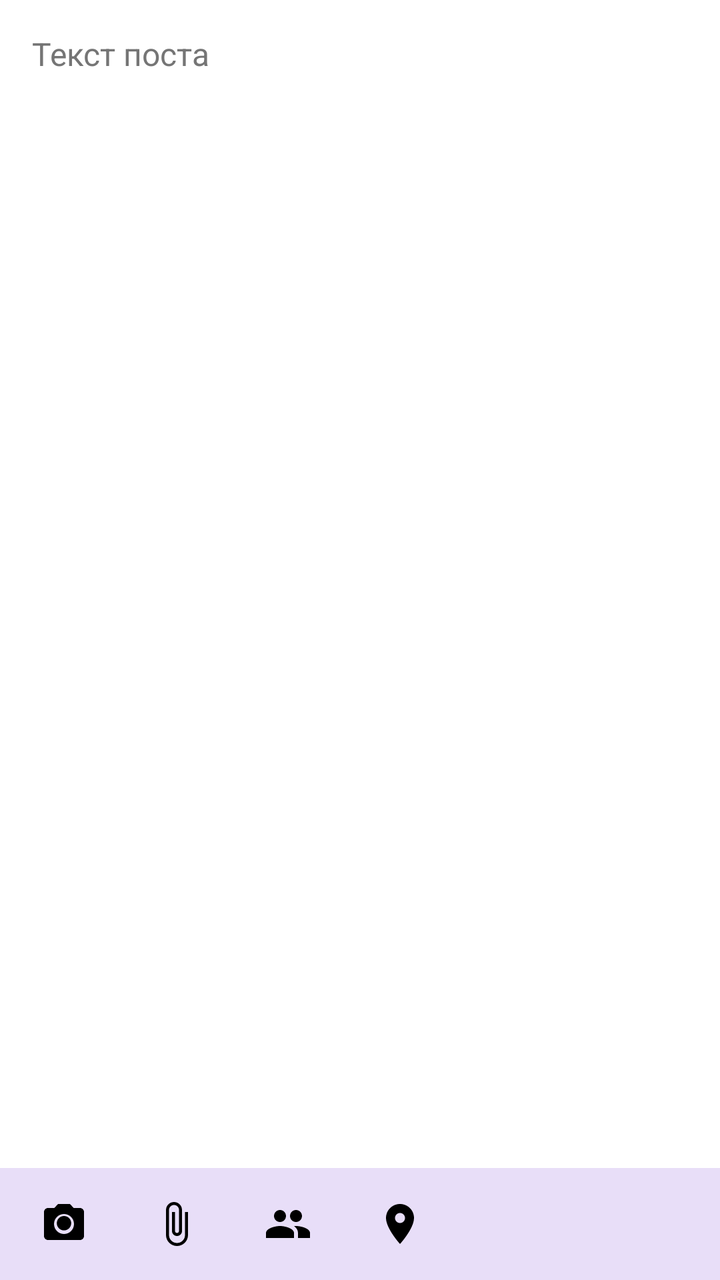
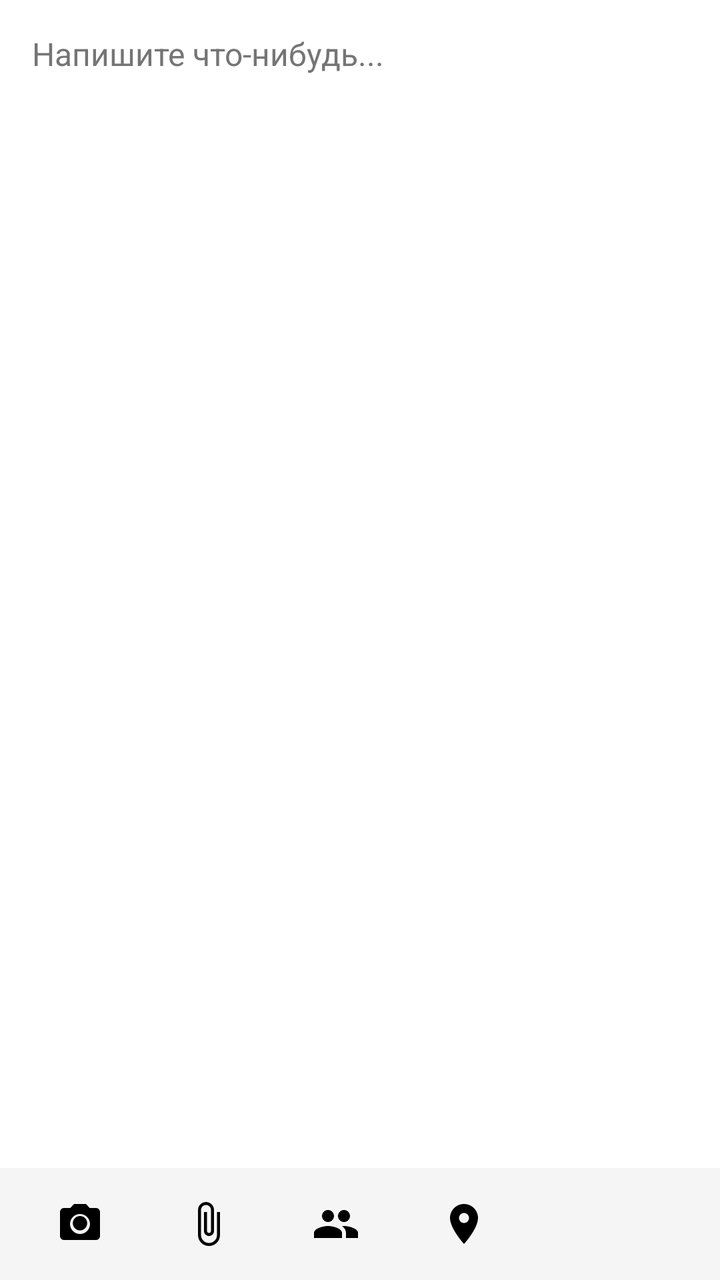

Before-and-after screenshots of an Android layout around one commit, followed by the original layout XML and the change that was made.
<!-- AndroidManifest.xml: application theme Theme.NeWork -->
<!-- res/layout/fragment_edit_post.xml -->
<?xml version="1.0" encoding="utf-8"?>
<LinearLayout xmlns:android="http://schemas.android.com/apk/res/android"
    xmlns:app="http://schemas.android.com/apk/res-auto"
    android:id="@+id/editPostRoot"
    android:layout_width="match_parent"
    android:layout_height="match_parent"
    android:background="@color/white"
    android:orientation="vertical">

    <ScrollView
        android:id="@+id/editPostScroll"
        android:layout_width="match_parent"
        android:layout_height="0dp"
        android:layout_weight="1"
        android:clipToPadding="false"
        android:fillViewport="true">

        <LinearLayout
            android:id="@+id/editPostContent"
            android:layout_width="match_parent"
            android:layout_height="wrap_content"
            android:orientation="vertical"
            android:padding="16dp">

            <EditText
                android:id="@+id/editPostText"
                android:layout_width="match_parent"
                android:layout_height="wrap_content"
                android:background="@android:color/transparent"
                android:gravity="top"
                android:hint="@string/post_text_hint"
                android:inputType="textMultiLine|textCapSentences"
                android:minHeight="120dp"
                android:textColor="@color/black"
                android:textColorHint="@color/gray"
                android:textSize="16sp" />

            <FrameLayout
                android:id="@+id/editPostAttachmentBlock"
                android:layout_width="match_parent"
                android:layout_height="wrap_content"
                android:layout_marginTop="16dp"
                android:visibility="gone">

                <ImageView
                    android:id="@+id/editPostAttachmentPreview"
                    android:layout_width="match_parent"
                    android:layout_height="220dp"
                    android:background="@drawable/bg_attachment"
                    android:contentDescription="@string/attachment_placeholder"
                    android:scaleType="centerCrop" />

                <TextView
                    android:id="@+id/editPostAttachmentName"
                    android:layout_width="match_parent"
                    android:layout_height="wrap_content"
                    android:layout_gravity="center"
                    android:gravity="center"
                    android:padding="16dp"
                    android:textColor="@color/gray"
                    android:textSize="16sp"
                    android:visibility="gone" />

                <com.google.android.material.button.MaterialButton
                    android:id="@+id/editPostRemoveAttachment"
                    android:layout_width="wrap_content"
                    android:layout_height="wrap_content"
                    android:layout_gravity="bottom|center_horizontal"
                    android:layout_marginBottom="16dp"
                    android:backgroundTint="@color/purple_500"
                    android:minWidth="120dp"
                    android:text="@string/btn_remove"
                    android:textAllCaps="false"
                    android:textColor="@color/white"
                    app:cornerRadius="24dp" />
            </FrameLayout>

            <TextView
                android:id="@+id/editPostLocationText"
                android:layout_width="match_parent"
                android:layout_height="wrap_content"
                android:layout_marginTop="12dp"
                android:textColor="@color/gray"
                android:visibility="gone" />

            <TextView
                android:id="@+id/editPostSelectedMentions"
                android:layout_width="match_parent"
                android:layout_height="wrap_content"
                android:layout_marginTop="8dp"
                android:textColor="@color/gray"
                android:visibility="gone" />

            <ProgressBar
                android:id="@+id/editPostProgress"
                android:layout_width="wrap_content"
                android:layout_height="wrap_content"
                android:layout_gravity="center_horizontal"
                android:layout_marginTop="16dp"
                android:indeterminateTint="@color/purple_500"
                android:visibility="gone" />

            <TextView
                android:id="@+id/editPostError"
                android:layout_width="match_parent"
                android:layout_height="wrap_content"
                android:layout_marginTop="8dp"
                android:gravity="center"
                android:textColor="@color/red"
                android:visibility="gone" />
        </LinearLayout>
    </ScrollView>

    <LinearLayout
        android:id="@+id/editPostToolbar"
        android:layout_width="match_parent"
        android:layout_height="56dp"
        android:background="@color/input_fill"
        android:gravity="center_vertical"
        android:orientation="horizontal"
        android:paddingStart="8dp"
        android:paddingEnd="8dp">

        <ImageButton
            android:id="@+id/editPostPhotoButton"
            android:layout_width="48dp"
            android:layout_height="48dp"
            android:background="?attr/selectableItemBackgroundBorderless"
            android:contentDescription="@string/btn_photo"
            android:src="@drawable/ic_camera_24"
            android:tint="@color/black" />

        <ImageButton
            android:id="@+id/editPostAttachButton"
            android:layout_width="48dp"
            android:layout_height="48dp"
            android:layout_marginStart="8dp"
            android:background="?attr/selectableItemBackgroundBorderless"
            android:contentDescription="@string/attachment_placeholder"
            android:src="@drawable/ic_attach_24"
            android:tint="@color/black" />

        <ImageButton
            android:id="@+id/editPostMentionButton"
            android:layout_width="48dp"
            android:layout_height="48dp"
            android:layout_marginStart="8dp"
            android:background="?attr/selectableItemBackgroundBorderless"
            android:contentDescription="@string/btn_mention"
            android:src="@drawable/ic_people_24"
            android:tint="@color/black" />

        <ImageButton
            android:id="@+id/editPostLocationButton"
            android:layout_width="48dp"
            android:layout_height="48dp"
            android:layout_marginStart="8dp"
            android:background="?attr/selectableItemBackgroundBorderless"
            android:contentDescription="@string/btn_location"
            android:src="@drawable/ic_location_24"
            android:tint="@color/black" />
    </LinearLayout>
</LinearLayout>
<!-- resources referenced by this layout -->
<resources>
  <color name="black">#FF000000</color>
  <color name="gray">#FF757575</color>
  <color name="input_fill">#FFE8DEF8</color>
  <color name="purple_500">#FF6200EE</color>
  <color name="red">#FFE53935</color>
  <color name="white">#FFFFFFFF</color>
  <!-- drawable bg_attachment (drawable) -->
  <?xml version="1.0" encoding="utf-8"?>
  <shape xmlns:android="http://schemas.android.com/apk/res/android"
      android:shape="rectangle">
      <solid android:color="@color/light_gray" />
      <corners android:radius="4dp" />
  </shape>
  <!-- drawable ic_attach_24 (drawable) -->
  <?xml version="1.0" encoding="utf-8"?>
  <vector xmlns:android="http://schemas.android.com/apk/res/android"
      android:width="24dp"
      android:height="24dp"
      android:viewportWidth="24"
      android:viewportHeight="24">
      <path
          android:fillColor="#FF000000"
          android:pathData="M16.5,6v11.5c0,2.21 -1.79,4 -4,4s-4,-1.79 -4,-4V5c0,-1.38 1.12,-2.5 2.5,-2.5s2.5,1.12 2.5,2.5v10.5c0,0.55 -0.45,1 -1,1s-1,-0.45 -1,-1V6H10v9.5c0,1.38 1.12,2.5 2.5,2.5s2.5,-1.12 2.5,-2.5V5c0,-2.21 -1.79,-4 -4,-4S7,2.79 7,5v12.5c0,3.04 2.46,5.5 5.5,5.5s5.5,-2.46 5.5,-5.5V6h-1.5z" />
  </vector>
  <!-- drawable ic_camera_24 (drawable) -->
  <?xml version="1.0" encoding="utf-8"?>
  <vector xmlns:android="http://schemas.android.com/apk/res/android"
      android:width="24dp"
      android:height="24dp"
      android:viewportWidth="24"
      android:viewportHeight="24">
      <path
          android:fillColor="#FF000000"
          android:pathData="M12,15.2c1.99,0 3.6,-1.61 3.6,-3.6s-1.61,-3.6 -3.6,-3.6 -3.6,1.61 -3.6,3.6 1.61,3.6 3.6,3.6zM9,2L7.17,4H4c-1.1,0 -2,0.9 -2,2v12c0,1.1 0.9,2 2,2h16c1.1,0 2,-0.9 2,-2V6c0,-1.1 -0.9,-2 -2,-2h-3.17L15,2H9zM12,17c-2.76,0 -5,-2.24 -5,-5s2.24,-5 5,-5 5,2.24 5,5 -2.24,5 -5,5z" />
  </vector>
  <!-- drawable ic_location_24 (drawable) -->
  <?xml version="1.0" encoding="utf-8"?>
  <vector xmlns:android="http://schemas.android.com/apk/res/android"
      android:width="24dp"
      android:height="24dp"
      android:viewportWidth="24"
      android:viewportHeight="24">
      <path
          android:fillColor="#FF000000"
          android:pathData="M12,2C8.13,2 5,5.13 5,9c0,5.25 7,13 7,13s7,-7.75 7,-13c0,-3.87 -3.13,-7 -7,-7zM12,11.5c-1.38,0 -2.5,-1.12 -2.5,-2.5s1.12,-2.5 2.5,-2.5 2.5,1.12 2.5,2.5 -1.12,2.5 -2.5,2.5z" />
  </vector>
  <!-- drawable ic_people_24 (drawable) -->
  <?xml version="1.0" encoding="utf-8"?>
  <vector xmlns:android="http://schemas.android.com/apk/res/android"
      android:width="24dp"
      android:height="24dp"
      android:viewportWidth="24"
      android:viewportHeight="24">
      <path
          android:fillColor="#FF000000"
          android:pathData="M16,11c1.66,0 2.99,-1.34 2.99,-3S17.66,5 16,5c-1.66,0 -3,1.34 -3,3s1.34,3 3,3zM8,11c1.66,0 2.99,-1.34 2.99,-3S9.66,5 8,5C6.34,5 5,6.34 5,8s1.34,3 3,3zM8,13c-2.33,0 -7,1.17 -7,3.5V19h14v-2.5c0,-2.33 -4.67,-3.5 -7,-3.5zM16,13c-0.29,0 -0.62,0.02 -0.97,0.05 1.16,0.84 1.97,1.97 1.97,3.45V19h6v-2.5c0,-2.33 -4.67,-3.5 -7,-3.5z" />
  </vector>
  <string name="attachment_placeholder">Вложение</string>
  <string name="btn_location">Локация</string>
  <string name="btn_mention">Упомянуть</string>
  <string name="btn_photo">Фото</string>
  <string name="btn_remove">Remove</string>
  <string name="post_text_hint">Текст поста</string>
  <color name="light_gray">#FFF5F5F5</color>
  <color name="purple_700">#FF3700B3</color>
  <color name="teal_200">#FF03DAC5</color>
  <color name="teal_700">#FF018786</color>
  <!-- unchanged entries left out for length: 1 -->
</resources>

<!-- the commit's change to res/layout/fragment_edit_post.xml (unified diff, before → after) -->
@@ -13,7 +13,8 @@
         android:layout_height="0dp"
         android:layout_weight="1"
         android:clipToPadding="false"
-        android:fillViewport="true">
+        android:fillViewport="true"
+        android:paddingBottom="72dp">
 
         <LinearLayout
             android:id="@+id/editPostContent"
@@ -28,9 +29,9 @@
                 android:layout_height="wrap_content"
                 android:background="@android:color/transparent"
                 android:gravity="top"
-                android:hint="@string/post_text_hint"
+                android:hint="Напишите что-нибудь..."
                 android:inputType="textMultiLine|textCapSentences"
-                android:minHeight="120dp"
+                android:minHeight="150dp"
                 android:textColor="@color/black"
                 android:textColorHint="@color/gray"
                 android:textSize="16sp" />
@@ -47,19 +48,8 @@
                     android:layout_width="match_parent"
                     android:layout_height="220dp"
                     android:background="@drawable/bg_attachment"
-                    android:contentDescription="@string/attachment_placeholder"
+                    android:contentDescription="attachment"
                     android:scaleType="centerCrop" />
-
-                <TextView
-                    android:id="@+id/editPostAttachmentName"
-                    android:layout_width="match_parent"
-                    android:layout_height="wrap_content"
-                    android:layout_gravity="center"
-                    android:gravity="center"
-                    android:padding="16dp"
-                    android:textColor="@color/gray"
-                    android:textSize="16sp"
-                    android:visibility="gone" />
 
                 <com.google.android.material.button.MaterialButton
                     android:id="@+id/editPostRemoveAttachment"
@@ -67,47 +57,13 @@
                     android:layout_height="wrap_content"
                     android:layout_gravity="bottom|center_horizontal"
                     android:layout_marginBottom="16dp"
-                    android:backgroundTint="@color/purple_500"
+                    android:backgroundTint="#7C4DFF"
                     android:minWidth="120dp"
-                    android:text="@string/btn_remove"
+                    android:text="Remove"
                     android:textAllCaps="false"
                     android:textColor="@color/white"
                     app:cornerRadius="24dp" />
             </FrameLayout>
-
-            <TextView
-                android:id="@+id/editPostLocationText"
-                android:layout_width="match_parent"
-                android:layout_height="wrap_content"
-                android:layout_marginTop="12dp"
-                android:textColor="@color/gray"
-                android:visibility="gone" />
-
-            <TextView
-                android:id="@+id/editPostSelectedMentions"
-                android:layout_width="match_parent"
-                android:layout_height="wrap_content"
-                android:layout_marginTop="8dp"
-                android:textColor="@color/gray"
-                android:visibility="gone" />
-
-            <ProgressBar
-                android:id="@+id/editPostProgress"
-                android:layout_width="wrap_content"
-                android:layout_height="wrap_content"
-                android:layout_gravity="center_horizontal"
-                android:layout_marginTop="16dp"
-                android:indeterminateTint="@color/purple_500"
-                android:visibility="gone" />
-
-            <TextView
-                android:id="@+id/editPostError"
-                android:layout_width="match_parent"
-                android:layout_height="wrap_content"
-                android:layout_marginTop="8dp"
-                android:gravity="center"
-                android:textColor="@color/red"
-                android:visibility="gone" />
         </LinearLayout>
     </ScrollView>
 
@@ -115,18 +71,18 @@
         android:id="@+id/editPostToolbar"
         android:layout_width="match_parent"
         android:layout_height="56dp"
-        android:background="@color/input_fill"
+        android:background="#F5F5F5"
         android:gravity="center_vertical"
         android:orientation="horizontal"
-        android:paddingStart="8dp"
-        android:paddingEnd="8dp">
+        android:paddingStart="16dp"
+        android:paddingEnd="16dp">
 
         <ImageButton
             android:id="@+id/editPostPhotoButton"
             android:layout_width="48dp"
             android:layout_height="48dp"
             android:background="?attr/selectableItemBackgroundBorderless"
-            android:contentDescription="@string/btn_photo"
+            android:contentDescription="photo"
             android:src="@drawable/ic_camera_24"
             android:tint="@color/black" />
 
@@ -134,9 +90,9 @@
             android:id="@+id/editPostAttachButton"
             android:layout_width="48dp"
             android:layout_height="48dp"
-            android:layout_marginStart="8dp"
+            android:layout_marginStart="16dp"
             android:background="?attr/selectableItemBackgroundBorderless"
-            android:contentDescription="@string/attachment_placeholder"
+            android:contentDescription="attach"
             android:src="@drawable/ic_attach_24"
             android:tint="@color/black" />
 
@@ -144,9 +100,9 @@
             android:id="@+id/editPostMentionButton"
             android:layout_width="48dp"
             android:layout_height="48dp"
-            android:layout_marginStart="8dp"
+            android:layout_marginStart="16dp"
             android:background="?attr/selectableItemBackgroundBorderless"
-            android:contentDescription="@string/btn_mention"
+            android:contentDescription="mention"
             android:src="@drawable/ic_people_24"
             android:tint="@color/black" />
 
@@ -154,9 +110,9 @@
             android:id="@+id/editPostLocationButton"
             android:layout_width="48dp"
             android:layout_height="48dp"
-            android:layout_marginStart="8dp"
+            android:layout_marginStart="16dp"
             android:background="?attr/selectableItemBackgroundBorderless"
-            android:contentDescription="@string/btn_location"
+            android:contentDescription="location"
             android:src="@drawable/ic_location_24"
             android:tint="@color/black" />
     </LinearLayout>
<!-- resource entries referenced after the edit -->
@@ -2,9 +2,7 @@
 <resources>
   <color name="black">#FF000000</color>
   <color name="gray">#FF757575</color>
-  <color name="input_fill">#FFE8DEF8</color>
   <color name="purple_500">#FF6200EE</color>
-  <color name="red">#FFE53935</color>
   <color name="white">#FFFFFFFF</color>
   <!-- drawable bg_attachment (drawable) -->
   <?xml version="1.0" encoding="utf-8"?>
@@ -57,12 +55,6 @@
           android:fillColor="#FF000000"
           android:pathData="M16,11c1.66,0 2.99,-1.34 2.99,-3S17.66,5 16,5c-1.66,0 -3,1.34 -3,3s1.34,3 3,3zM8,11c1.66,0 2.99,-1.34 2.99,-3S9.66,5 8,5C6.34,5 5,6.34 5,8s1.34,3 3,3zM8,13c-2.33,0 -7,1.17 -7,3.5V19h14v-2.5c0,-2.33 -4.67,-3.5 -7,-3.5zM16,13c-0.29,0 -0.62,0.02 -0.97,0.05 1.16,0.84 1.97,1.97 1.97,3.45V19h6v-2.5c0,-2.33 -4.67,-3.5 -7,-3.5z" />
   </vector>
-  <string name="attachment_placeholder">Вложение</string>
-  <string name="btn_location">Локация</string>
-  <string name="btn_mention">Упомянуть</string>
-  <string name="btn_photo">Фото</string>
-  <string name="btn_remove">Remove</string>
-  <string name="post_text_hint">Текст поста</string>
   <color name="light_gray">#FFF5F5F5</color>
   <color name="purple_700">#FF3700B3</color>
   <color name="teal_200">#FF03DAC5</color>
